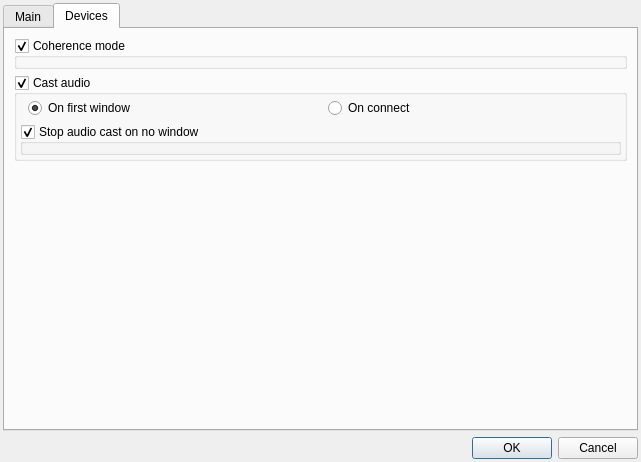
Qt form app/configdialog.ui (rsanjuan87/FUP) before a commit.
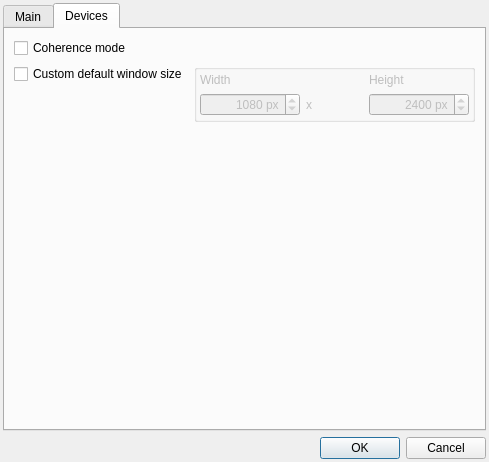
The same form after that commit.

Commit message:
done storing window sizes per appid and device
more fixes and improvements

```diff
--- a/app/configdialog.ui
+++ b/app/configdialog.ui
@@ -6,7 +6,7 @@
    <rect>
     <x>0</x>
     <y>0</y>
-    <width>641</width>
+    <width>489</width>
     <height>462</height>
    </rect>
   </property>
@@ -133,22 +133,29 @@
       </attribute>
       <layout class="QFormLayout" name="formLayout">
        <item row="0" column="0" colspan="2">
-        <widget class="QGroupBox" name="castAudioCheck">
-         <property name="title">
+        <widget class="QCheckBox" name="coherenceCheck">
+         <property name="text">
           <string>Coherence mode</string>
          </property>
-         <property name="checkable">
-          <bool>true</bool>
+        </widget>
+       </item>
+       <item row="1" column="0">
+        <widget class="QCheckBox" name="customScreenSizeCheck">
+         <property name="text">
+          <string>Custom default window size</string>
          </property>
         </widget>
        </item>
-       <item row="1" column="0" colspan="2">
+       <item row="1" column="1">
         <widget class="QGroupBox" name="groupBox">
+         <property name="enabled">
+          <bool>false</bool>
+         </property>
          <property name="title">
-          <string>Cast audio</string>
+          <string/>
          </property>
          <property name="checkable">
-          <bool>true</bool>
+          <bool>false</bool>
          </property>
          <layout class="QGridLayout" name="gridLayout_3">
           <property name="leftMargin">
@@ -163,55 +170,81 @@
           <property name="bottomMargin">
            <number>3</number>
           </property>
-          <item row="2" column="0" colspan="2">
-           <widget class="QGroupBox" name="stopCastAudioOnNoWinCheck">
-            <property name="title">
-             <string>Stop audio cast on no window</string>
+          <item row="1" column="2">
+           <widget class="QSpinBox" name="heightEdit">
+            <property name="minimumSize">
+             <size>
+              <width>100</width>
+              <height>0</height>
+             </size>
             </property>
-            <property name="checkable">
-             <bool>true</bool>
+            <property name="alignment">
+             <set>Qt::AlignmentFlag::AlignRight|Qt::AlignmentFlag::AlignTrailing|Qt::AlignmentFlag::AlignVCenter</set>
             </property>
+            <property name="suffix">
+             <string> px</string>
+            </property>
+            <property name="maximum">
+             <number>99999</number>
+            </property>
+            <property name="value">
+             <number>2400</number>
+            </property>
            </widget>
           </item>
-          <item row="0" column="0" colspan="2">
-           <widget class="QWidget" name="widget" native="true">
-            <layout class="QGridLayout" name="gridLayout_4">
-             <property name="leftMargin">
-              <number>8</number>
-             </property>
-             <property name="topMargin">
-              <number>0</number>
-             </property>
-             <property name="rightMargin">
-              <number>0</number>
-             </property>
-             <property name="bottomMargin">
-              <number>0</number>
-             </property>
-             <item row="0" column="0">
-              <widget class="QRadioButton" name="radioButton">
-               <property name="text">
-                <string>On first window</string>
-               </property>
-               <property name="checked">
-                <bool>true</bool>
-               </property>
-              </widget>
-             </item>
-             <item row="0" column="1">
-              <widget class="QRadioButton" name="radioButton_2">
-               <property name="text">
-                <string>On connect</string>
-               </property>
-              </widget>
-             </item>
-            </layout>
+          <item row="0" column="2">
+           <widget class="QLabel" name="label_3">
+            <property name="text">
+             <string>Height</string>
+            </property>
+           </widget>
+          </item>
+          <item row="1" column="0">
+           <widget class="QSpinBox" name="widthEdit">
+            <property name="minimumSize">
+             <size>
+              <width>100</width>
+              <height>0</height>
+             </size>
+            </property>
+            <property name="alignment">
+             <set>Qt::AlignmentFlag::AlignRight|Qt::AlignmentFlag::AlignTrailing|Qt::AlignmentFlag::AlignVCenter</set>
+            </property>
+            <property name="suffix">
+             <string> px</string>
+            </property>
+            <property name="maximum">
+             <number>99999</number>
+            </property>
+            <property name="value">
+             <number>1080</number>
+            </property>
+           </widget>
+          </item>
+          <item row="0" column="0">
+           <widget class="QLabel" name="label_2">
+            <property name="text">
+             <string>Width</string>
+            </property>
+           </widget>
+          </item>
+          <item row="1" column="1">
+           <widget class="QLabel" name="label">
+            <property name="sizePolicy">
+             <sizepolicy hsizetype="Minimum" vsizetype="Preferred">
+              <horstretch>0</horstretch>
+              <verstretch>0</verstretch>
+             </sizepolicy>
+            </property>
+            <property name="text">
+             <string>x</string>
+            </property>
            </widget>
           </item>
          </layout>
         </widget>
        </item>
-       <item row="2" column="0">
+       <item row="2" column="1">
         <spacer name="verticalSpacer_2">
          <property name="orientation">
           <enum>Qt::Orientation::Vertical</enum>
```
Left out of the diff: 61 changed lines with no effect on the pictures. The commit also changes 8 other files.
